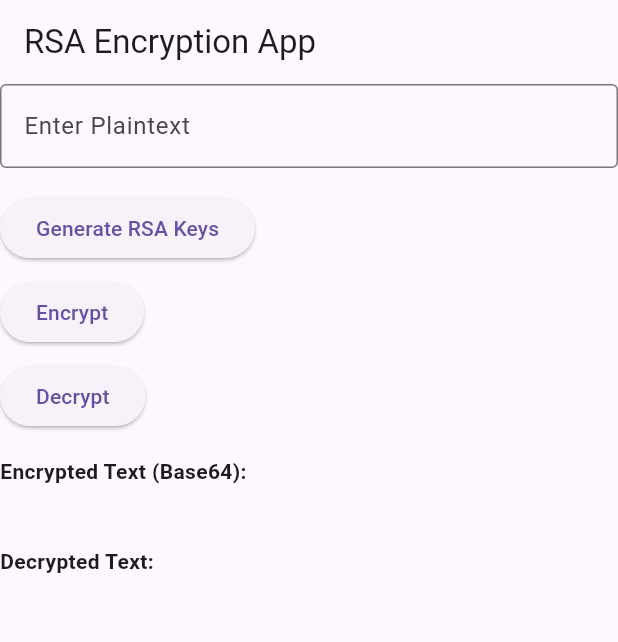
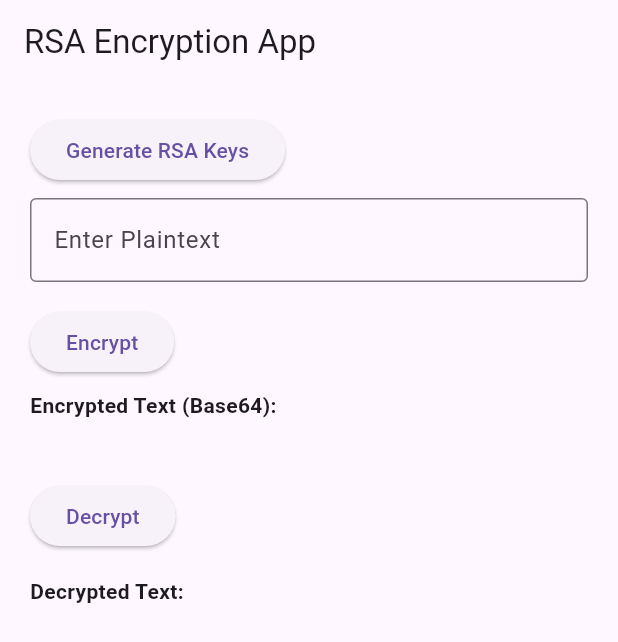
Before and after one commit to YaroslavaShyt/rsa_flutter, a Flutter app: the screen it shows after launch, on a phone screen of 412 x 824 dp. Shown: the top 642 px of the screen. Run offline on Flutter 3.47's test engine with Material 3 defaults, Android fonts, the phone set to English and light mode, and no system bars; missing offline and left inert: pointycastle.

Commit message:
fixed ui

```diff
--- a/lib/main.dart
+++ b/lib/main.dart
@@ -95,9 +95,16 @@ class _RSAHomePageState extends State<RSAHomePage> {
   Widget build(BuildContext context) {
     return Scaffold(
       appBar: AppBar(title: const Text('RSA Encryption App')),
-      body: Column(
+      body: Container(
+        padding: const EdgeInsetsDirectional.all(20),
+        child: Column(
           crossAxisAlignment: CrossAxisAlignment.start,
           children: [
+            ElevatedButton(
+              onPressed: generateKeys,
+              child: const Text('Generate RSA Keys'),
+            ),
+            const SizedBox(height: 8),
             TextField(
               controller: _plaintextController,
               decoration: const InputDecoration(
@@ -107,25 +114,20 @@ class _RSAHomePageState extends State<RSAHomePage> {
             ),
             const SizedBox(height: 16),
             ElevatedButton(
-            onPressed: generateKeys,
-            child: const Text('Generate RSA Keys'),
-          ),
-          const SizedBox(height: 8),
-          ElevatedButton(
               onPressed: encryptText,
               child: const Text('Encrypt'),
             ),
             const SizedBox(height: 8),
-          ElevatedButton(
-            onPressed: decryptText,
-            child: const Text('Decrypt'),
-          ),
-          const SizedBox(height: 16),
             const Text(
               'Encrypted Text (Base64):',
               style: TextStyle(fontWeight: FontWeight.bold),
             ),
             SelectableText(encryptedText),
+            const SizedBox(height: 16),
+            ElevatedButton(
+              onPressed: decryptText,
+              child: const Text('Decrypt'),
+            ),
             const SizedBox(height: 16),
             const Text(
               'Decrypted Text:',
@@ -134,6 +136,7 @@ class _RSAHomePageState extends State<RSAHomePage> {
             SelectableText(decryptedText),
           ],
         ),
+      ),
     );
   }
 }
```
Lines whose indentation alone changed are shown as unchanged.
